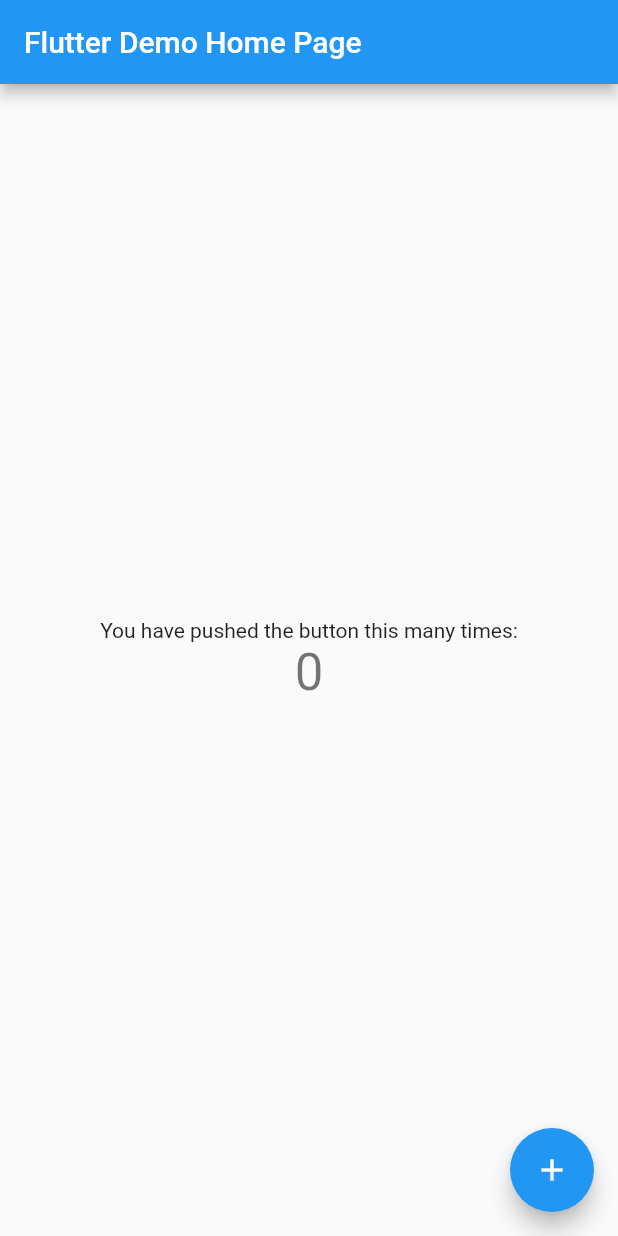
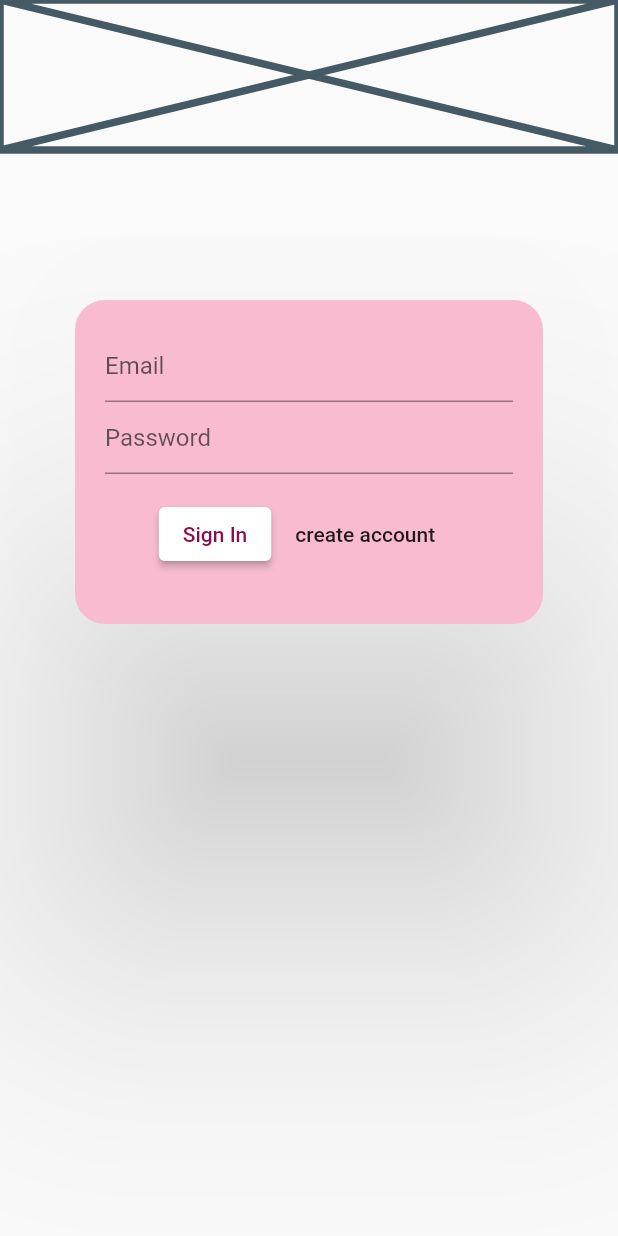
Before and after one commit to melWiss/lorem_ipsum, a Flutter app: the screen it shows after launch, on a phone screen of 412 x 824 dp. Run offline on Flutter 3.47's test engine with Material 2 defaults, Android fonts, the light colour scheme and no system bars.

Commit message:
finished login screen.

```diff
--- /dev/null
+++ b/lib/login.dart
@@ -0,0 +1,71 @@
+import 'package:flutter/material.dart';
+
+class Loginscreen extends StatelessWidget {
+  @override
+  Widget build(BuildContext context) {
+    return Scaffold(
+      body: Column(
+        children: [
+          Placeholder(
+            fallbackHeight: 100,
+            strokeWidth: 5,
+          ),
+          Padding(
+            padding: EdgeInsets.fromLTRB(50, 100, 50, 10),
+            child: Material(
+              color: Colors.pink[100],
+              elevation: 100,
+              borderRadius: BorderRadius.circular(20),
+              child: Container(
+                child: Column(
+                  children: [
+                    TextField(
+                      decoration: InputDecoration(
+                        hintText: 'Email',
+                      ),
+                      keyboardType: TextInputType.emailAddress,
+                    ),
+                    TextField(
+                      decoration: InputDecoration(
+                        hintText: 'Password',
+                      ),
+                      obscureText: true,
+                    ),
+                    Padding(
+                      padding: const EdgeInsets.all(8.0),
+                      child: Row(
+                        mainAxisAlignment: MainAxisAlignment.center,
+                        children: [
+                          ElevatedButton(
+                            onPressed: () {},
+                            child: Text("Sign In"),
+                            style: ElevatedButton.styleFrom(
+                              primary: Colors.white, // background
+                              onPrimary: Colors.pink[900], // foreground
+                            ),
+                          ),
+                          Padding(
+                            padding: const EdgeInsets.all(8.0),
+                            child: TextButton(
+                              onPressed: () {},
+                              child: Text(
+                                "create account",
+                              ),
+                              style:
+                                  TextButton.styleFrom(primary: Colors.black87),
+                            ),
+                          )
+                        ],
+                      ),
+                    )
+                  ],
+                ),
+                padding: EdgeInsets.all(20),
+              ),
+            ),
+          ),
+        ],
+      ),
+    );
+  }
+}
--- a/lib/main.dart
+++ b/lib/main.dart
@@ -1,4 +1,5 @@
 import 'package:flutter/material.dart';
+import 'package:lorem_ipsum/login.dart';
 
 void main() {
   runApp(MyApp());
@@ -12,7 +13,7 @@
       theme: ThemeData(
         primarySwatch: Colors.blue,
       ),
-      home: MyHomePage(title: 'Flutter Demo Home Page'),
+      home: MyHomePage(),
     );
   }
 }
@@ -37,29 +38,6 @@
 
   @override
   Widget build(BuildContext context) {
-    return Scaffold(
-      appBar: AppBar(
-        title: Text(widget.title),
-      ),
-      body: Center(
-        child: Column(
-          mainAxisAlignment: MainAxisAlignment.center,
-          children: <Widget>[
-            Text(
-              'You have pushed the button this many times:',
-            ),
-            Text(
-              '$_counter',
-              style: Theme.of(context).textTheme.headline4,
-            ),
-          ],
-        ),
-      ),
-      floatingActionButton: FloatingActionButton(
-        onPressed: _incrementCounter,
-        tooltip: 'Increment',
-        child: Icon(Icons.add),
-      ),
-    );
+    return Loginscreen();
   }
 }
```
